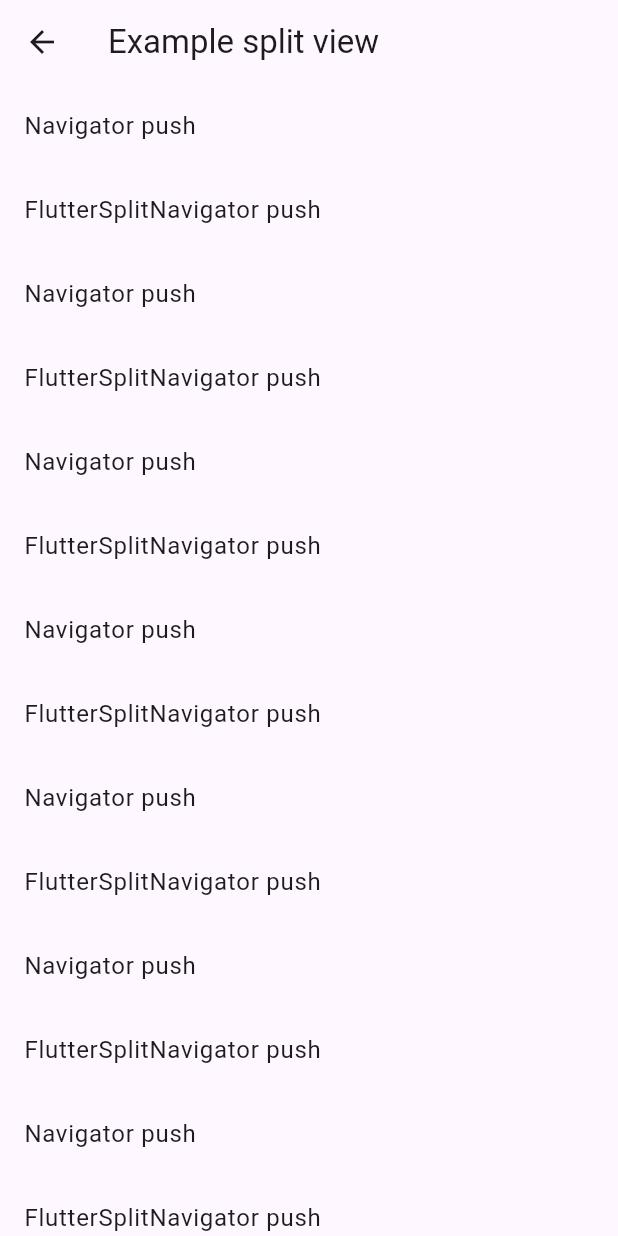
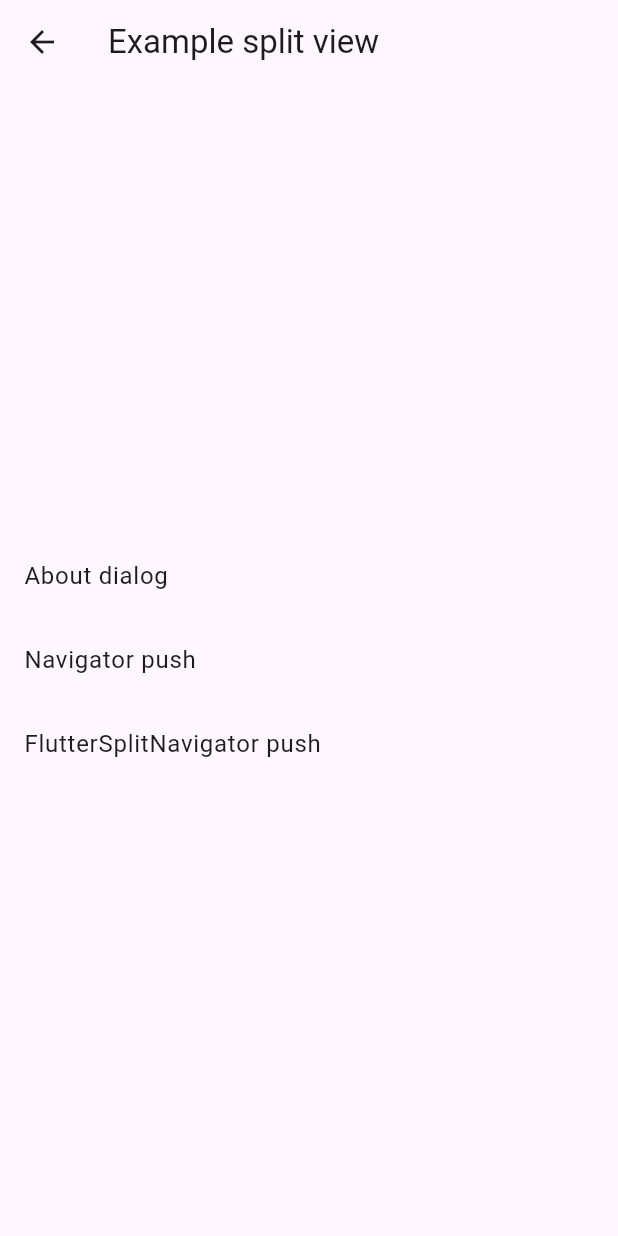
Before and after one commit to dyno-nexsoft/flutter_split_navigator, a Flutter app: the screen it shows after launch, after a tap on "Navigator push", on a phone screen of 412 x 824 dp. Run offline on Flutter 3.47's test engine with Material 3 defaults, Android fonts, the phone set to English and light mode, and no system bars; our stand-ins replace device_preview, go_router.

Commit message:
Simplifies example and fixes split view logic
Removes device preview from the example app for simplicity.

Updates the example app's main screen to use a column layout with a few simple ListTiles, including an "About dialog" option.

Corrects the split view logic to ensure proper layout and visibility of primary and secondary views, especially when popping routes.

```diff
--- a/example/lib/main.dart
+++ b/example/lib/main.dart
@@ -1,9 +1,8 @@
 import 'package:flutter/material.dart';
 import 'package:flutter_split_navigator/flutter_split_navigator.dart';
-import 'package:device_preview/device_preview.dart';
 
 void main() {
-  runApp(DevicePreview(enabled: true, builder: (context) => const MyApp()));
+  runApp(MyApp());
 }
 
 class MyApp extends StatelessWidget {
@@ -12,10 +11,6 @@
   @override
   Widget build(BuildContext context) {
     return MaterialApp(
-      locale: DevicePreview.locale(context),
-      builder: DevicePreview.appBuilder,
-      theme: ThemeData.light(),
-      darkTheme: ThemeData.dark(),
       home: FlutterSplitNavigator(
         breakpoint: 700,
         placeholder: const Material(
@@ -36,21 +31,22 @@
   Widget build(BuildContext context) {
     return Scaffold(
       appBar: AppBar(title: const Text('Example split view')),
-      body: ListView.builder(
-        itemCount: 100,
-        itemBuilder: (BuildContext context, int index) {
-          if (index.isEven) {
-            return ListTile(
-              onTap: () => Navigator.of(context).pushNamed('/'),
-              title: const Text('Navigator push'),
-            );
-          } else {
-            return ListTile(
-              onTap: () => FlutterSplitNavigator.of(context).pushNamed('/'),
-              title: const Text('FlutterSplitNavigator push'),
-            );
-          }
-        },
+      body: Column(
+        mainAxisAlignment: MainAxisAlignment.center,
+        children: [
+          ListTile(
+            onTap: () => showAboutDialog(context: context),
+            title: const Text('About dialog'),
+          ),
+          ListTile(
+            onTap: () => Navigator.of(context).pushNamed('/'),
+            title: const Text('Navigator push'),
+          ),
+          ListTile(
+            onTap: () => FlutterSplitNavigator.of(context).pushNamed('/'),
+            title: const Text('FlutterSplitNavigator push'),
+          ),
+        ],
       ),
     );
   }
--- a/lib/src/split_handler.dart
+++ b/lib/src/split_handler.dart
@@ -25,14 +25,13 @@
         secondaryLeft = primaryWidth;
         secondaryWidth = constraints.maxWidth - primaryWidth;
       } else {
+        primaryWidth = constraints.maxWidth;
         if (canPop() == true) {
           secondaryLeft = 0;
-          secondaryWidth = constraints.maxWidth;
         } else {
           secondaryLeft = constraints.maxWidth;
-          secondaryWidth = constraints.maxWidth;
         }
-        primaryWidth = constraints.maxWidth;
+        secondaryWidth = constraints.maxWidth;
       }
 
       return Stack(
--- a/lib/src/split_navigator.dart
+++ b/lib/src/split_navigator.dart
@@ -121,23 +121,17 @@
   @override
   Widget buildSecondary(BuildContext context) {
     return Navigator(
-      observers: [_secondaryObserver, ...widget.observers],
+      observers: [_secondaryObserver],
       onGenerateInitialRoutes: (navigator, initialRoute) {
         return [
           PageRouteBuilder(
-            pageBuilder: (
-              BuildContext context,
-              Animation<double> animation,
-              Animation<double> secondaryAnimation,
-            ) {
-              return Builder(
-                builder: (context) {
-                  if (FlutterSplitNavigator.isSplitOf(context)) {
-                    return widget.placeholder;
-                  }
-                  return const SizedBox.shrink();
-                },
-              );
+            pageBuilder: (context, animation, secondaryAnimation) {
+              return Builder(builder: (context) {
+                if (FlutterSplitNavigator.isSplitOf(context)) {
+                  return widget.placeholder;
+                }
+                return const SizedBox.shrink();
+              });
             },
           )
         ];
```
